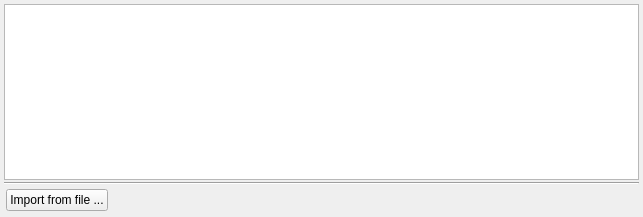
This is src/libgui/commenteditorpanel_q.ui in fwbuilder/fwbuilder as Qt 5 draws it before an edit. The edited form follows.
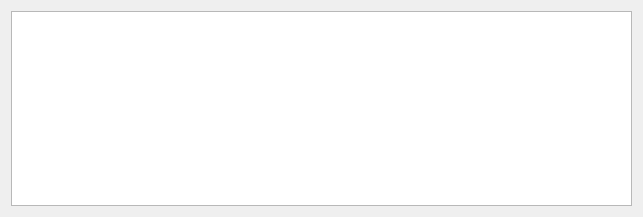
This is the edited form. Custom widgets are drawn as their Qt base class.

```diff
--- a/src/libgui/commenteditorpanel_q.ui
+++ b/src/libgui/commenteditorpanel_q.ui
@@ -15,88 +15,20 @@
   <property name="windowTitle" >
    <string>Comment Editor Panel</string>
   </property>
-  <layout class="QGridLayout" >
-   <property name="margin" >
-    <number>2</number>
-   </property>
-   <property name="spacing" >
-    <number>2</number>
-   </property>
-   <item row="0" column="0" >
-    <layout class="QVBoxLayout" >
-     <property name="spacing" >
-      <number>2</number>
+  <layout class="QVBoxLayout" name="verticalLayout">
+   <item>
+    <widget class="TextEditWidget" name="editor">
+     <property name="minimumSize">
+      <size>
+       <width>500</width>
+       <height>0</height>
+      </size>
      </property>
-     <property name="margin" >
-      <number>2</number>
-     </property>
-     <item>
-      <widget class="TextEditWidget" name="editor" >
-       <property name="minimumSize" >
-        <size>
-         <width>500</width>
-         <height>0</height>
-        </size>
-       </property>
-      </widget>
-     </item>
-     <item>
-      <widget class="Line" name="line6" >
-       <property name="sizePolicy" >
-        <sizepolicy vsizetype="Fixed" hsizetype="Minimum" >
-         <horstretch>0</horstretch>
-         <verstretch>0</verstretch>
-        </sizepolicy>
-       </property>
-       <property name="frameShape" >
-        <enum>QFrame::HLine</enum>
-       </property>
-       <property name="frameShadow" >
-        <enum>QFrame::Sunken</enum>
-       </property>
-       <property name="orientation" >
-        <enum>Qt::Horizontal</enum>
-       </property>
-      </widget>
-     </item>
-     <item>
-      <layout class="QHBoxLayout" >
-       <property name="spacing" >
-        <number>2</number>
-       </property>
-       <property name="margin" >
-        <number>2</number>
-       </property>
-       <item>
-        <widget class="QPushButton" name="inputFromFileButton" >
-         <property name="text" >
-          <string>Import from file ...</string>
-         </property>
-        </widget>
-       </item>
-       <item>
-        <spacer>
-         <property name="orientation" >
-          <enum>Qt::Horizontal</enum>
-         </property>
-         <property name="sizeType" >
-          <enum>QSizePolicy::Expanding</enum>
-         </property>
-         <property name="sizeHint" stdset="0" >
-          <size>
-           <width>211</width>
-           <height>20</height>
-          </size>
-         </property>
-        </spacer>
-       </item>
-      </layout>
-     </item>
-    </layout>
+    </widget>
    </item>
   </layout>
  </widget>
- <layoutdefault spacing="6" margin="11" />
+ <layoutdefault spacing="6" margin="11"/>
  <customwidgets>
   <customwidget>
    <class>TextEditWidget</class>
```
Left out of the diff: 15 changed lines with no effect on the pictures.
